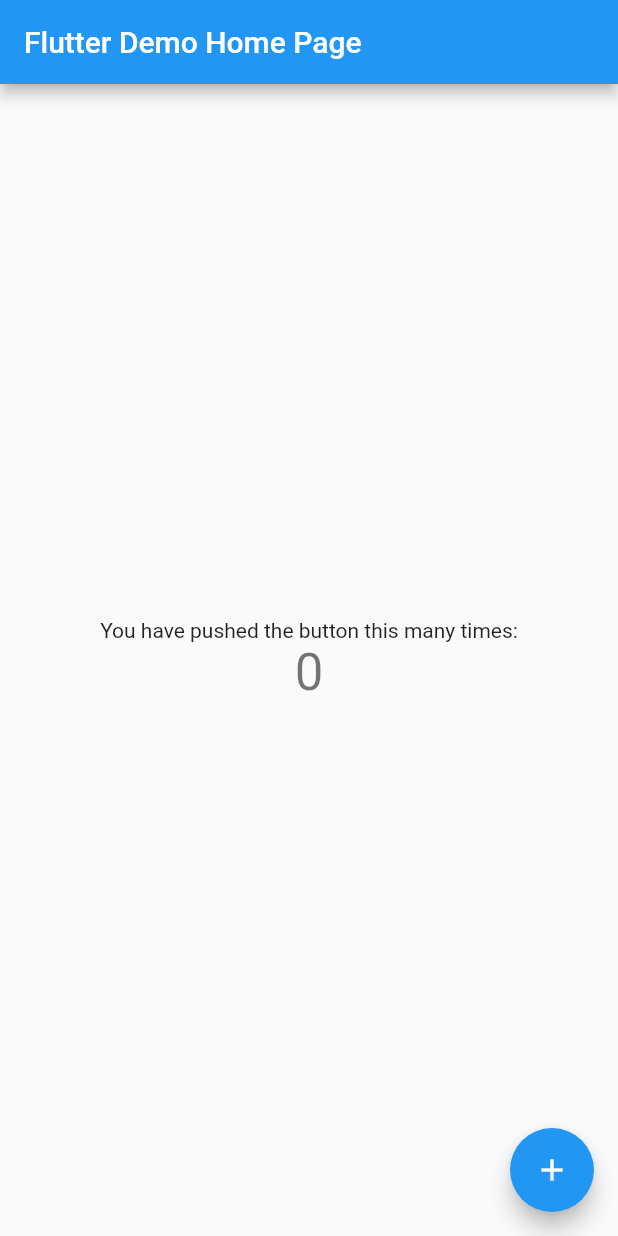
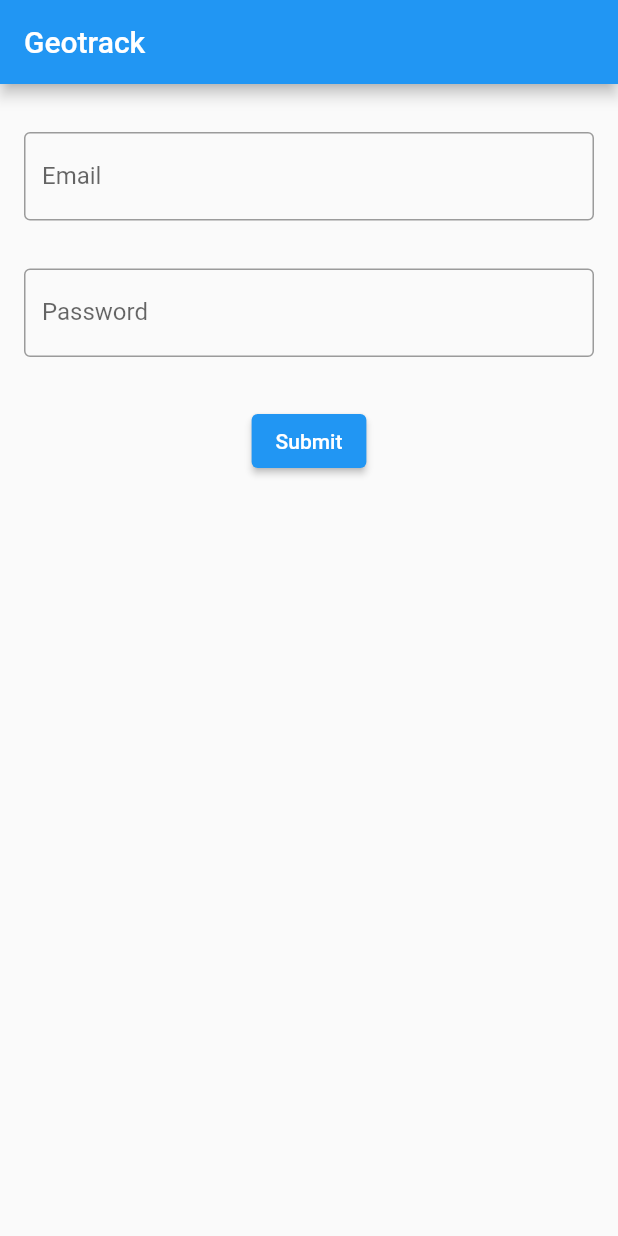
Before and after one commit to JoaoRossi49/geotrack-flutter-app, a Flutter app: the screen it shows after launch, on a phone screen of 412 x 824 dp. Run offline on Flutter 3.47's test engine with Material 2 defaults, Android fonts, the phone set to English and light mode, and no system bars.

Commit message:
feat: tela de login

```diff
--- a/geotrack_flutter_app/lib/main.dart
+++ b/geotrack_flutter_app/lib/main.dart
@@ -7,109 +7,97 @@
 class MyApp extends StatelessWidget {
   const MyApp({super.key});
 
-  // This widget is the root of your application.
   @override
   Widget build(BuildContext context) {
     return MaterialApp(
       title: 'Flutter Demo',
       theme: ThemeData(
-        // This is the theme of your application.
-        //
-        // Try running your application with "flutter run". You'll see the
-        // application has a blue toolbar. Then, without quitting the app, try
-        // changing the primarySwatch below to Colors.green and then invoke
-        // "hot reload" (press "r" in the console where you ran "flutter run",
-        // or simply save your changes to "hot reload" in a Flutter IDE).
-        // Notice that the counter didn't reset back to zero; the application
-        // is not restarted.
         primarySwatch: Colors.blue,
       ),
-      home: const MyHomePage(title: 'Flutter Demo Home Page'),
+      home: const Login(title: 'Geotrack'),
     );
   }
 }
 
-class MyHomePage extends StatefulWidget {
-  const MyHomePage({super.key, required this.title});
-
-  // This widget is the home page of your application. It is stateful, meaning
-  // that it has a State object (defined below) that contains fields that affect
-  // how it looks.
-
-  // This class is the configuration for the state. It holds the values (in this
-  // case the title) provided by the parent (in this case the App widget) and
-  // used by the build method of the State. Fields in a Widget subclass are
-  // always marked "final".
-
+class Login extends StatefulWidget {
+  const Login({super.key, required this.title});
   final String title;
 
   @override
-  State<MyHomePage> createState() => _MyHomePageState();
+  State<Login> createState() => _LoginState();
 }
 
-class _MyHomePageState extends State<MyHomePage> {
-  int _counter = 0;
-
-  void _incrementCounter() {
-    setState(() {
-      // This call to setState tells the Flutter framework that something has
-      // changed in this State, which causes it to rerun the build method below
-      // so that the display can reflect the updated values. If we changed
-      // _counter without calling setState(), then the build method would not be
-      // called again, and so nothing would appear to happen.
-      _counter++;
-    });
-  }
+class _LoginState extends State<Login> {
+  final _formKey = GlobalKey<FormState>();
+  TextEditingController emailController = TextEditingController();
+  TextEditingController passwordController = TextEditingController();
 
   @override
   Widget build(BuildContext context) {
-    // This method is rerun every time setState is called, for instance as done
-    // by the _incrementCounter method above.
-    //
-    // The Flutter framework has been optimized to make rerunning build methods
-    // fast, so that you can just rebuild anything that needs updating rather
-    // than having to individually change instances of widgets.
     return Scaffold(
       appBar: AppBar(
-        // Here we take the value from the MyHomePage object that was created by
-        // the App.build method, and use it to set our appbar title.
         title: Text(widget.title),
       ),
-      body: Center(
-        // Center is a layout widget. It takes a single child and positions it
-        // in the middle of the parent.
-        child: Column(
-          // Column is also a layout widget. It takes a list of children and
-          // arranges them vertically. By default, it sizes itself to fit its
-          // children horizontally, and tries to be as tall as its parent.
-          //
-          // Invoke "debug painting" (press "p" in the console, choose the
-          // "Toggle Debug Paint" action from the Flutter Inspector in Android
-          // Studio, or the "Toggle Debug Paint" command in Visual Studio Code)
-          // to see the wireframe for each widget.
-          //
-          // Column has various properties to control how it sizes itself and
-          // how it positions its children. Here we use mainAxisAlignment to
-          // center the children vertically; the main axis here is the vertical
-          // axis because Columns are vertical (the cross axis would be
-          // horizontal).
-          mainAxisAlignment: MainAxisAlignment.center,
-          children: <Widget>[
-            const Text(
-              'You have pushed the button this many times:',
-            ),
-            Text(
-              '$_counter',
-              style: Theme.of(context).textTheme.headlineMedium,
-            ),
-          ],
+      body: Form(
+        key: _formKey,
+        child: Padding(
+          padding: const EdgeInsets.symmetric(horizontal: 8, vertical: 16),
+          child: Column(
+            crossAxisAlignment: CrossAxisAlignment.center,
+            children: [
+              Padding(
+                padding:
+                    const EdgeInsets.symmetric(horizontal: 8, vertical: 16),
+                child: TextFormField(
+                  controller: emailController,
+                  decoration: const InputDecoration(
+                      border: OutlineInputBorder(), labelText: "Email"),
+                  validator: (value) {
+                    if (value == null || value.isEmpty) {
+                      return 'Informe seu e-mail';
+                    }
+                    return null;
+                  },
+                ),
+              ),
+              Padding(
+                padding:
+                    const EdgeInsets.symmetric(horizontal: 8, vertical: 16),
+                child: TextFormField(
+                  controller: passwordController,
+                  obscureText: true,
+                  decoration: const InputDecoration(
+                      border: OutlineInputBorder(), labelText: "Password"),
+                  validator: (value) {
+                    if (value == null || value.isEmpty) {
+                      return 'Informe sua senha';
+                    }
+                    return null;
+                  },
+                ),
+              ),
+              Padding(
+                padding:
+                    const EdgeInsets.symmetric(horizontal: 8, vertical: 16.0),
+                child: Center(
+                  child: ElevatedButton(
+                    onPressed: () {
+                      if (_formKey.currentState!.validate()) {
+                        // Navigate the user to the Home page
+                      } else {
+                        ScaffoldMessenger.of(context).showSnackBar(
+                          const SnackBar(content: Text('Please fill input')),
+                        );
+                      }
+                    },
+                    child: const Text('Submit'),
+                  ),
+                ),
+              ),
+            ],
+          ),
         ),
       ),
-      floatingActionButton: FloatingActionButton(
-        onPressed: _incrementCounter,
-        tooltip: 'Increment',
-        child: const Icon(Icons.add),
-      ), // This trailing comma makes auto-formatting nicer for build methods.
     );
   }
 }
```
